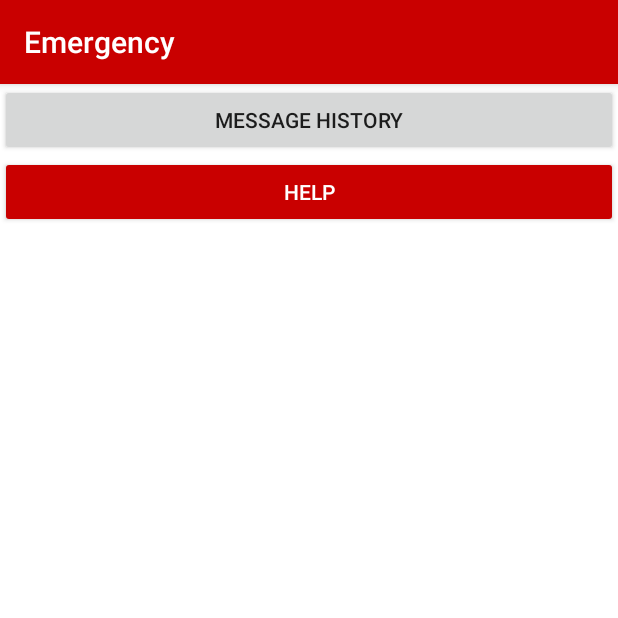
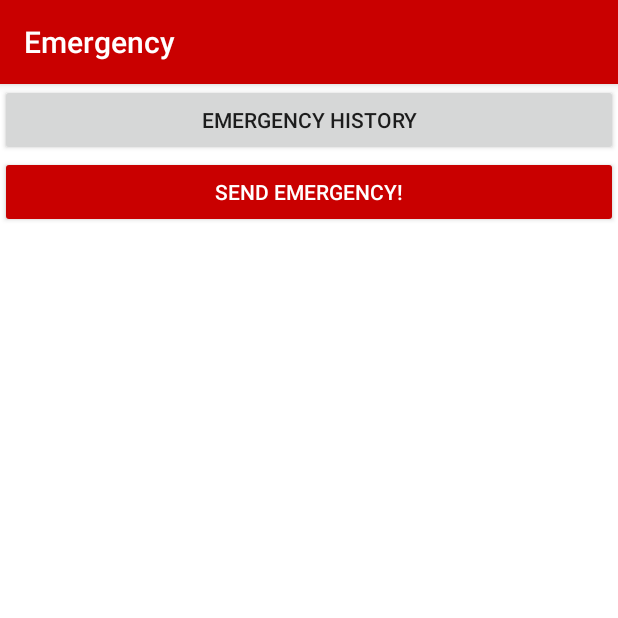
Before and after one commit to rubenponsaers/application_emergency, an Android app: the screen it shows after launch (MainActivity), on a phone screen of 412 x 824 dp, the top half of it. Run offline under Robolectric (Android 15) with nearby library versions, the phone set to English and light mode, and no system bars; 1 statement that could not run was skipped.

Commit message:
Menu item settings ingevoerd Momenteel nog maar 1 preference (dark theme), vernadert nog niet daadwerkelijk het thema

```diff
--- a/Project/app/build.gradle
+++ b/Project/app/build.gradle
@@ -22,8 +22,11 @@ dependencies {
     implementation fileTree(dir: 'libs', include: ['*.jar'])
     implementation 'com.android.support:appcompat-v7:26.1.0'
     implementation 'com.android.support.constraint:constraint-layout:1.0.2'
+    implementation 'com.android.support:recyclerview-v7:26.1.0'
+    implementation 'com.android.support:preference-v7:26.1.0'
     testImplementation 'junit:junit:4.12'
     androidTestImplementation 'com.android.support.test:runner:1.0.1'
     androidTestImplementation 'com.android.support.test.espresso:espresso-core:3.0.1'
-    compile 'com.android.support:recyclerview-v7:26.1.0'
+
+
 }
--- a/Project/app/src/main/java/com/example/android/emergency/MainActivity.java
+++ b/Project/app/src/main/java/com/example/android/emergency/MainActivity.java
@@ -4,39 +4,60 @@ import android.content.Context;
 import android.content.Intent;
 import android.support.v7.app.AppCompatActivity;
 import android.os.Bundle;
+import android.view.Menu;
+import android.view.MenuItem;
 import android.view.View;
 import android.widget.Button;
 import android.widget.Toast;
 
 public class MainActivity extends AppCompatActivity {
 
-    private Button messageHistory;
-    private Button help;
+    private Button emergencyHistory;
+    private Button sendEmergency;
 
     @Override
     protected void onCreate(Bundle savedInstanceState) {
         super.onCreate(savedInstanceState);
         setContentView(R.layout.activity_main);
 
-        messageHistory = (Button) findViewById(R.id.button_messageHistory);
-        messageHistory.setOnClickListener(new View.OnClickListener(){
+        //Button actions
+        emergencyHistory = (Button) findViewById(R.id.button_emergencyHistory);
+        emergencyHistory.setOnClickListener(new View.OnClickListener(){
             @Override
             public void onClick(View view) {
                 Context context = MainActivity.this;
-                Class destinationActivity = Activity_MessageHistory.class;
-                Intent start_MessageHistory = new Intent(context,destinationActivity);
-                startActivity(start_MessageHistory);
+                Class destinationActivity = EmergencyHistoryActivity.class;
+                Intent startEmergencyHistory = new Intent(context,destinationActivity);
+                startActivity(startEmergencyHistory);
             }
         });
 
-        help = (Button) findViewById(R.id.button_help);
-        help.setOnClickListener(new View.OnClickListener(){
+        sendEmergency = (Button) findViewById(R.id.button_sendEmergency);
+        sendEmergency.setOnClickListener(new View.OnClickListener(){
             @Override
             public void onClick(View view) {
                 Context context = MainActivity.this;
-                Toast messageToast = Toast.makeText(context, "Sending message...", Toast.LENGTH_SHORT);
+                Toast messageToast = Toast.makeText(context, "Sending emergency message...", Toast.LENGTH_SHORT);
                 messageToast.show();
             }
         });
     }
+
+    @Override
+    public boolean onCreateOptionsMenu(Menu menu){
+        getMenuInflater().inflate(R.menu.main, menu);
+        return true;
+    }
+
+    @Override
+    public boolean onOptionsItemSelected(MenuItem item) {
+        int id = item.getItemId();
+        if (id == R.id.action_settings){
+            Intent startSettings = new Intent(this, SettingsActivity.class);
+            startActivity(startSettings);
+            return true;
+        }
+
+        return super.onOptionsItemSelected(item);
+    }
 }
--- a/Project/app/src/main/res/layout/activity_main.xml
+++ b/Project/app/src/main/res/layout/activity_main.xml
@@ -9,17 +9,17 @@
     tools:context=".MainActivity">
 
     <Button
-        android:id="@+id/button_messageHistory"
+        android:id="@+id/button_emergencyHistory"
         android:layout_width="match_parent"
         android:layout_height="wrap_content"
-        android:text="@string/messageHistory_button" />
+        android:text="@string/emergencyHistory_button" />
 
     <Button
-        android:id="@+id/button_help"
+        android:id="@+id/button_sendEmergency"
         android:layout_width="match_parent"
         android:layout_height="wrap_content"
         android:backgroundTint="@color/colorPrimary"
-        android:text="@string/help_button"
+        android:text="@string/sendEmergency_button"
         android:textColor="@android:color/white" />
 
 
--- a/Project/app/src/main/res/values/strings.xml
+++ b/Project/app/src/main/res/values/strings.xml
@@ -1,5 +1,7 @@
 <resources>
     <string name="app_name">Emergency</string>
-    <string name="messageHistory_button">Message history</string>
-    <string name="help_button">Help</string>
+    <string name="emergencyHistory_button">Emergency history</string>
+    <string name="sendEmergency_button">Send emergency!</string>
+    <string name="settings">Settings</string>
+    <string name="applyDarkTheme_setting">Apply dark theme</string>
 </resources>
--- a/Project/app/src/main/res/values/styles.xml
+++ b/Project/app/src/main/res/values/styles.xml
@@ -5,6 +5,7 @@
         <!-- Customize your theme here. -->
         <item name="colorPrimary">@color/colorPrimary</item>
         <item name="colorPrimaryDark">@color/colorPrimaryDark</item>
+        <item name="preferenceTheme">@style/PreferenceThemeOverlay</item>
     </style>
 
 </resources>
```
Also changed, not shown: Project/app/src/main/AndroidManifest.xml (+15 -3 lines), Project/app/src/main/java/com/example/android/emergency/Activity_MessageHistory.java (deleted, +0 -28 lines), Project/app/src/main/java/com/example/android/emergency/MessageHistoryAdapter.java (deleted, +0 -102 lines), Project/app/src/main/res/layout/activity_messagehistory.xml (deleted, +0 -13 lines), Project/app/src/main/res/layout/messagehistory_list_item.xml (deleted, +0 -14 lines), 2 other files.
